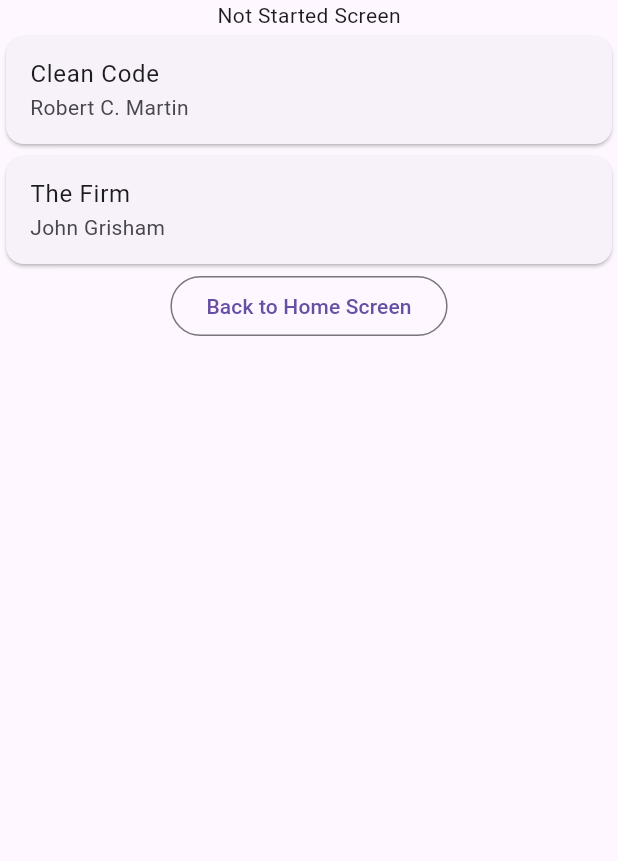
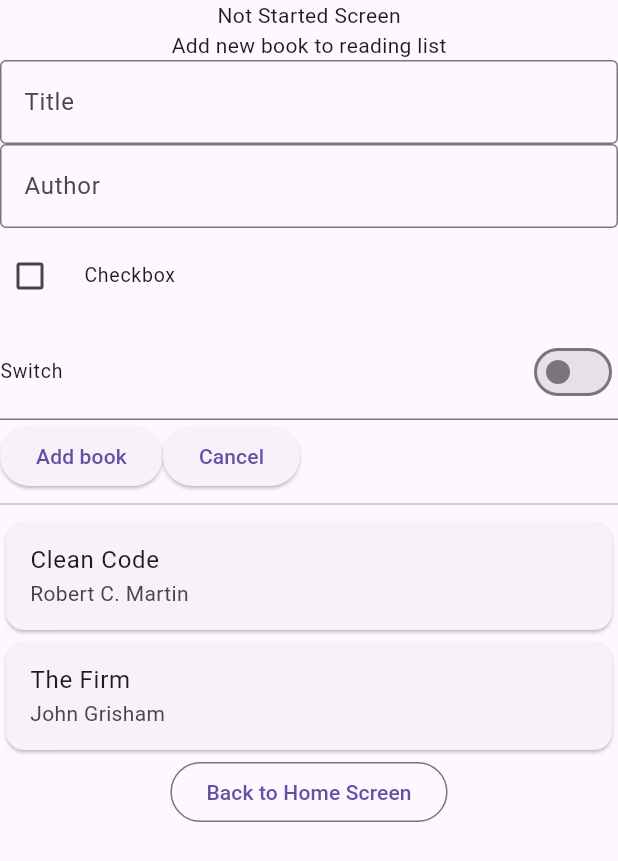
Before and after one commit to aarekr/Bookshelves, a Flutter app: the NotStartedScreen screen opened by its route, on a phone screen of 412 x 824 dp. Shown: the top 861 px of the screen. Run offline on Flutter 3.47's test engine with Material 3 defaults, Android fonts, the phone set to English and light mode, and no system bars; drawn by our look-alikes of flutter_form_builder; our stand-ins replace get.

Commit message:
Add new book form

```diff
--- a/app/lib/main.dart
+++ b/app/lib/main.dart
@@ -1,5 +1,7 @@
 import 'package:flutter/material.dart';
 import 'package:get/get.dart';
+import 'package:flutter_form_builder/flutter_form_builder.dart';
+//import 'package:intl/intl.dart';
 
 main() {
   Get.lazyPut<BookListController>(() => BookListController());
@@ -95,6 +97,8 @@ class NotStartedScreen extends StatelessWidget {
     return Scaffold(
       body: Column(children: [
         Center(child: Text("Not Started Screen")),
+        FormWidget(),
+        const Divider(),
         Column(children: booklist),
         OutlinedButton(
           child: Text("Back to Home Screen"),
@@ -134,3 +138,59 @@ class CompletedScreen extends StatelessWidget {
     );
   }
 }
+
+class FormWidget extends StatelessWidget {
+  static final _formKey = GlobalKey<FormBuilderState>();
+  _add() {
+    _formKey.currentState?.saveAndValidate();
+    print(_formKey.currentState?.value);
+  }
+  _cancel() {
+    _formKey.currentState?.reset();
+  }
+  @override
+  Widget build(BuildContext context) {
+    return FormBuilder(
+      key: _formKey,
+      child: Column(
+        children: [
+          Text("Add new book to reading list"),
+          FormBuilderTextField(
+            name: 'title',
+            decoration: InputDecoration(
+              hintText: 'Title',
+              border: OutlineInputBorder(),
+            ),
+          ),
+          FormBuilderTextField(
+            name: 'author',
+            decoration: InputDecoration(
+              hintText: 'Author',
+              border: OutlineInputBorder(),
+            ),
+          ),
+          FormBuilderCheckbox(
+            name: 'checkbox',
+            title: Text("Checkbox"),
+          ),
+          FormBuilderSwitch(
+            name: 'switch',
+            title: Text("Switch"),
+          ),
+          Row(
+            children: [
+              ElevatedButton(
+                onPressed: _add,
+                child: Text("Add book"),
+              ),
+              ElevatedButton(
+                onPressed: _cancel,
+                child: Text("Cancel"),
+              ),
+            ],
+          )
+        ],
+      ),
+    );
+  }
+}
--- a/app/pubspec.yaml
+++ b/app/pubspec.yaml
@@ -1,5 +1,5 @@
-name: app
-description: "A new Flutter project."
+name: bookshelves
+description: "Reading list project."
 publish_to: 'none'
 version: 0.1.0
 
@@ -10,6 +10,8 @@ dependencies:
   flutter:
     sdk: flutter
   get: ^4.6.6
+  #intl: ">=0.19.0 <0.21.0"  # because of form
+  flutter_form_builder: ^7.7.0
 
 dev_dependencies:
   flutter_test:
```
Also changed, not shown: app/pubspec.lock.
